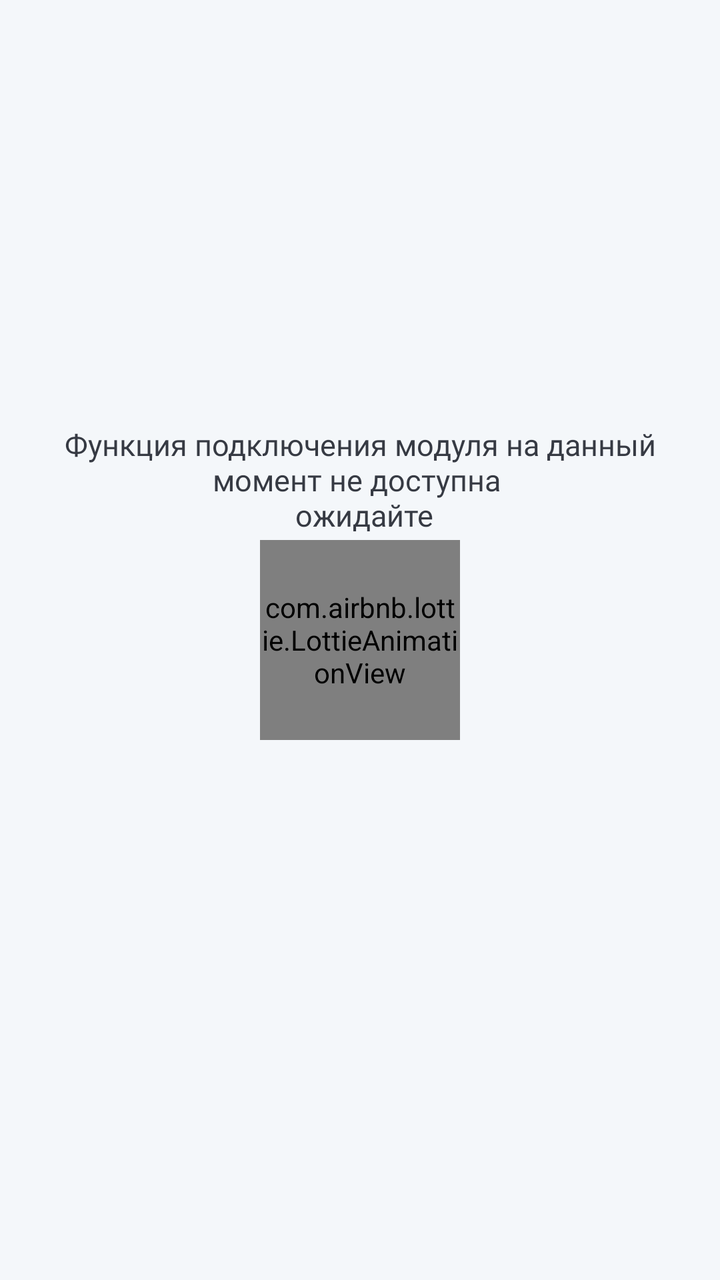
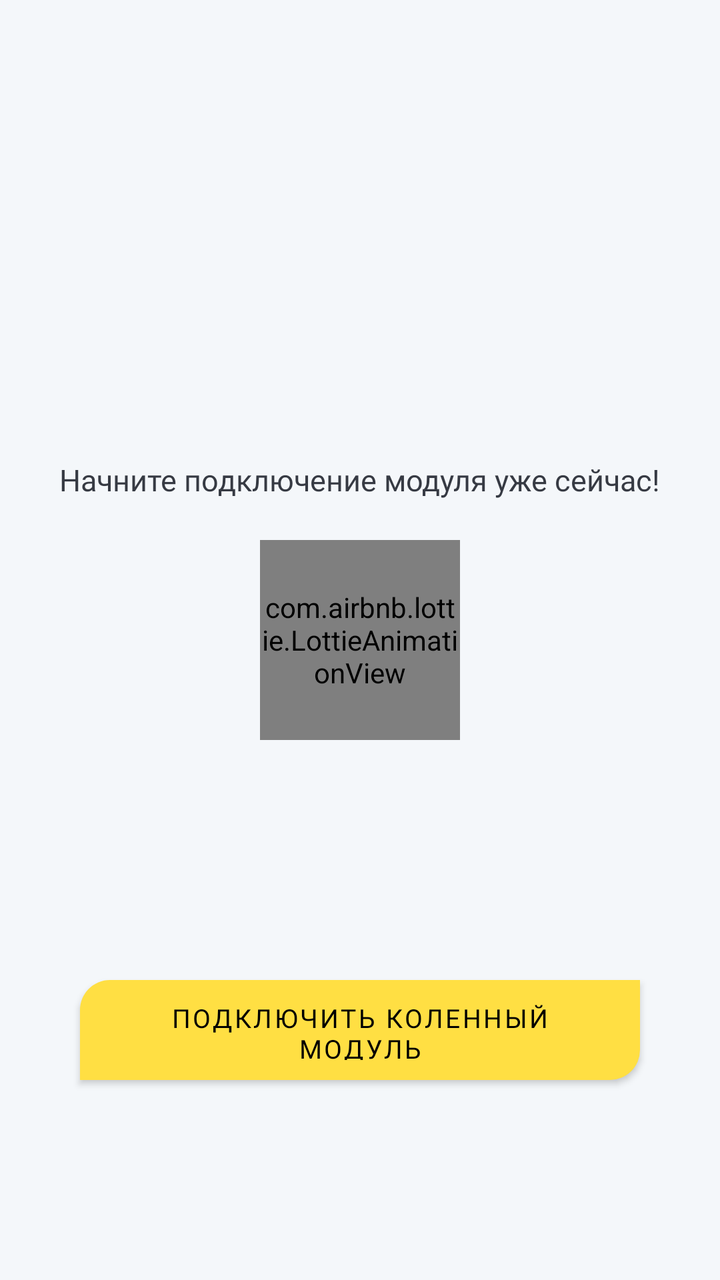

Compare the two renders of this Android layout. The source of the first and the diff that turns it into the second are given below.
<!-- AndroidManifest.xml: application theme Theme.StepLifeApp -->
<!-- res/layout/fragment_dashboard.xml -->
<?xml version="1.0" encoding="utf-8"?>
<FrameLayout xmlns:android="http://schemas.android.com/apk/res/android"
    xmlns:app="http://schemas.android.com/apk/res-auto"
    xmlns:tools="http://schemas.android.com/tools"
    android:layout_width="match_parent"
    android:background="@color/MainGray"
    android:theme="@style/Theme.StepLifeApp.NoActionBar"
    android:layout_height="match_parent"
    tools:context=".ui.dashboard.DashboardFragment">

    <LinearLayout
        android:layout_width="match_parent"
        android:orientation="vertical"
        android:layout_height="match_parent">

        <FrameLayout
            android:layout_width="match_parent"
            android:layout_height="wrap_content">

            <TextView
                android:visibility="gone"
                android:layout_width="wrap_content"
                android:layout_height="wrap_content"
                android:layout_gravity="center"
                android:layout_marginTop="10dp"
                android:layout_marginBottom="10dp"
                android:fontFamily="@font/montserratsemibold"
                android:text="Модуль"
                android:textColor="@color/BlackSviut"
                android:textSize="17sp" />

        </FrameLayout>
        <FrameLayout
            android:layout_width="match_parent"
            android:layout_height="match_parent">


            <TextView
                android:layout_marginLeft="10dp"
                android:layout_marginRight="10dp"
                android:layout_width="wrap_content"
                android:layout_height="wrap_content"
                android:gravity="center"
                android:layout_marginBottom="80dp"
                android:layout_gravity="center"
                android:fontFamily="@font/montserratsemibold"
                android:text="Функция подключения модуля на данный момент не доступна \n ожидайте"
                android:textColor="@color/BlackSviut"
                android:textSize="15sp" />


            <com.airbnb.lottie.LottieAnimationView
                android:id="@+id/animationView"
                android:layout_gravity="center"
                android:layout_width="100dp"
                android:layout_height="100dp"
                app:lottie_rawRes="@raw/wavedownloadanimation"
                app:lottie_autoPlay="true"
                app:lottie_loop="true"/>

        </FrameLayout>
    </LinearLayout>

</FrameLayout>
<!-- resources referenced by this layout -->
<resources>
  <color name="BlackSviut">#363A43</color>
  <color name="MainGray">#F4F7FA</color>
  <style name="Theme.StepLifeApp.NoActionBar">
          <item name="windowActionBar">false</item>
          <item name="windowNoTitle">true</item>
          <item name="windowActionBarOverlay">true</item>
          <item name="android:windowTranslucentNavigation">true</item>
          <item name="android:statusBarColor">@android:color/transparent</item>
          <item name="android:windowActivityTransitions">true</item>
      </style>
  <style name="Theme.StepLifeApp" parent="Theme.MaterialComponents.DayNight.DarkActionBar">
          
  
          
  
          
          <item name="android:statusBarColor">@android:color/transparent</item>
          
      </style>
</resources>

<!-- the commit's change to res/layout/fragment_dashboard.xml (unified diff, before → after) -->
@@ -44,7 +44,7 @@
                 android:layout_marginBottom="80dp"
                 android:layout_gravity="center"
                 android:fontFamily="@font/montserratsemibold"
-                android:text="Функция подключения модуля на данный момент не доступна \n ожидайте"
+                android:text="Начните подключение модуля уже сейчас!"
                 android:textColor="@color/BlackSviut"
                 android:textSize="15sp" />
 
@@ -58,6 +58,24 @@
                 app:lottie_autoPlay="true"
                 app:lottie_loop="true"/>
 
+
+            <Button
+                android:id="@+id/buttonConnect"
+                android:layout_width="match_parent"
+                android:layout_height="50dp"
+
+                android:layout_marginRight="40dp"
+                android:layout_marginLeft="40dp"
+                android:layout_gravity="bottom"
+                android:layout_marginBottom="100dp"
+                android:textSize="13dp"
+                android:fontFamily="@font/montserratsemibold"
+                android:background="@drawable/buttonstyle2"
+                android:text="Подключить коленный модуль"
+                android:textColor="@color/black"
+                android:theme="@style/Theme.ButtonWhite"
+                app:layout_constraintBottom_toBottomOf="parent"
+                app:layout_constraintStart_toStartOf="parent" />
         </FrameLayout>
     </LinearLayout>
 
<!-- resource entries referenced after the edit -->
@@ -2,6 +2,24 @@
 <resources>
   <color name="BlackSviut">#363A43</color>
   <color name="MainGray">#F4F7FA</color>
+  <color name="black">#FF000000</color>
+  <!-- drawable buttonstyle2 (drawable) -->
+  <?xml version="1.0" encoding="utf-8"?>
+  <shape xmlns:android="http://schemas.android.com/apk/res/android"
+      android:shape="rectangle">
+      <solid android:color="@color/MainYellow"/>
+  
+  
+  
+      <corners
+          android:topLeftRadius="15dp"
+          android:topRightRadius="0dp"
+          android:bottomLeftRadius="0dp"
+          android:bottomRightRadius="15dp"/>
+  </shape>
+  <style name="Theme.ButtonWhite" parent="Base.Widget.AppCompat.Button.Colored">
+          <item name="colorPrimary">@color/MainYellow</item>
+      </style>
   <style name="Theme.StepLifeApp.NoActionBar">
           <item name="windowActionBar">false</item>
           <item name="windowNoTitle">true</item>
@@ -19,5 +37,6 @@
           <item name="android:statusBarColor">@android:color/transparent</item>
           
       </style>
+  <color name="MainYellow">#FFDF43</color>
 </resources>
 
